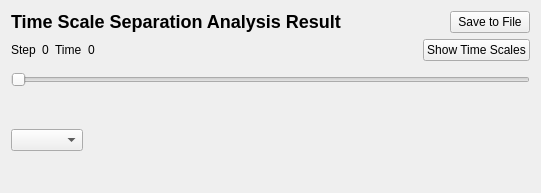
Old version of the form copasi/UI/CQTSSAResultSubWidget.ui in the repository copasi/COPASI.
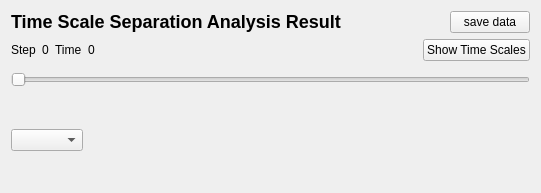
New version of the form. Custom widgets are drawn as their Qt base class.

Commit message: TeamMeeting2011 Time Scale Separation Analysis Results   rename button to "save data"

What changed in the file:
```diff
--- a/copasi/UI/CQTSSAResultSubWidget.ui
+++ b/copasi/UI/CQTSSAResultSubWidget.ui
@@ -78,7 +78,7 @@
         </sizepolicy>
        </property>
        <property name="text">
-        <string>Save to File</string>
+        <string>save data</string>
        </property>
       </widget>
      </item>
```
Left out of the diff: 19 changed lines with no effect on the pictures.
